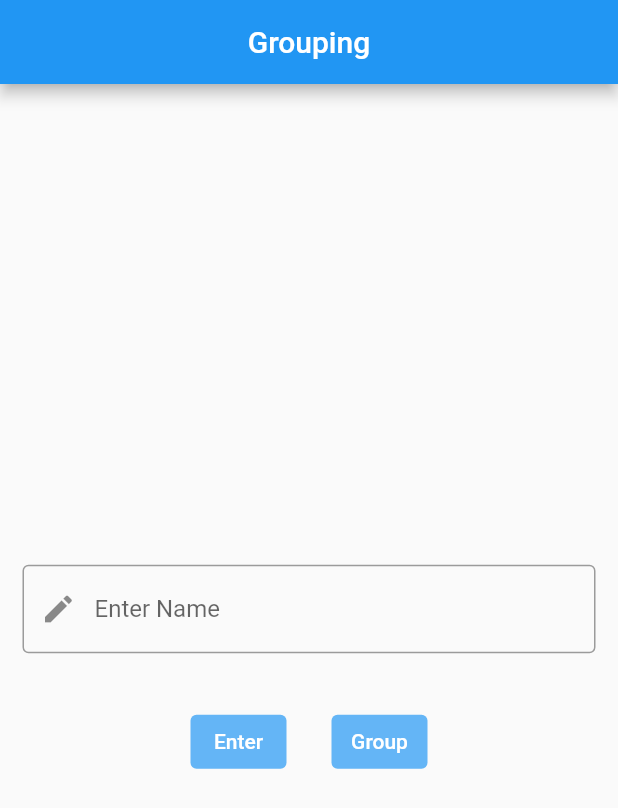
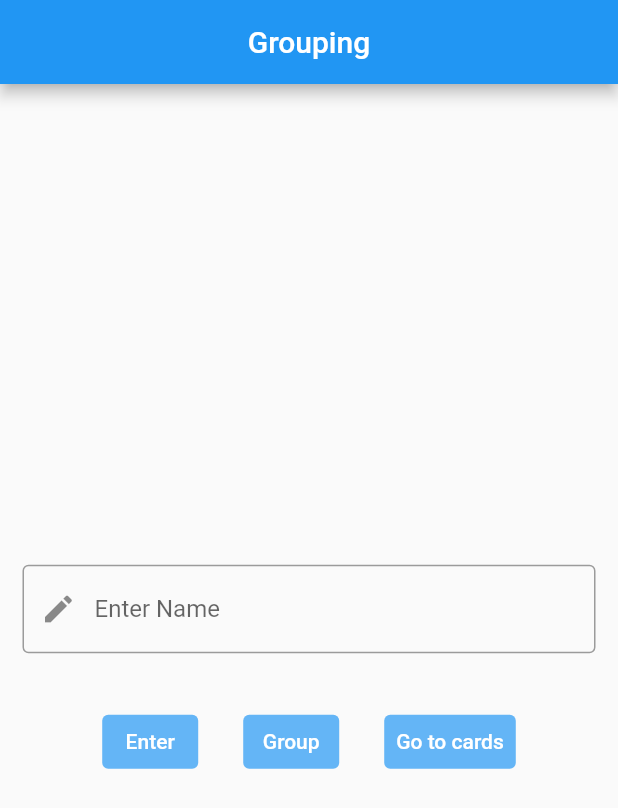
Before and after one commit to amal-prasad99/group_names, a Flutter app: the screen it shows after launch, after a tap on "Group", on a phone screen of 412 x 824 dp. Shown: the top 808 px of the screen. Run offline on Flutter 3.47's test engine with Material 2 defaults, Android fonts, the light colour scheme and no system bars.

Commit message:
cards added

```diff
--- a/lib/input_name.dart
+++ b/lib/input_name.dart
@@ -1,4 +1,5 @@
 import 'package:flutter/material.dart';
+import 'package:group_names/cards.dart';
 
 class NameInputPage extends StatefulWidget {
   const NameInputPage({super.key});
@@ -11,6 +12,8 @@ class _NameInputPageState extends State<NameInputPage> {
   TextEditingController _inputName = TextEditingController();
 
   List<String> namesList = [];
+  List<List<String>> dividedLists = [];
+  int batchSize = 5;
 
   void enterToList(String name) {
     if (!namesList.contains(name)) {
@@ -22,6 +25,24 @@ class _NameInputPageState extends State<NameInputPage> {
 
   void groupNames() {
     namesList.shuffle();
+  }
+
+  void makeFiveGroups() {
+    for (int i = 0; i < namesList.length; i += batchSize) {
+      int end =
+          (i + batchSize < namesList.length) ? i + batchSize : namesList.length;
+      List<String> sublist = namesList.sublist(i, end);
+      dividedLists.add(List<String>.from(sublist));
+    }
+    for (int i = 0; i < dividedLists.length; i++) {
+      print("List ${i + 1}: ${dividedLists[i]}");
+    }
+  }
+
+  void printSublist(int index) {
+    if (dividedLists.length > index) {
+      print("Second element from dividedLists: ${dividedLists[index]}");
+    }
   }
 
   void _showTextPopup(String name) {
@@ -90,7 +111,7 @@ class _NameInputPageState extends State<NameInputPage> {
                   },
                   child: const Text('Enter'),
                 ),
-                SizedBox(
+                const SizedBox(
                   width: 30,
                 ),
                 TextButton(
@@ -99,10 +120,28 @@ class _NameInputPageState extends State<NameInputPage> {
                     foregroundColor: Colors.white,
                   ),
                   onPressed: () {
-                    groupNames();
-                    print(namesList);
+                    // groupNames();
+                    makeFiveGroups();
                   },
                   child: const Text('Group'),
+                ),
+                const SizedBox(
+                  width: 30,
+                ),
+                TextButton(
+                  style: TextButton.styleFrom(
+                    backgroundColor: Colors.blue.shade300,
+                    foregroundColor: Colors.white,
+                  ),
+                  onPressed: () {
+                    Navigator.push(
+                      context,
+                      MaterialPageRoute(
+                          builder: (context) =>
+                              Cards(dividedLists: dividedLists)),
+                    );
+                  },
+                  child: const Text('Go to cards'),
                 )
               ],
             ),
```
Also changed, not shown: lib/cards.dart (added, +95 -0 lines).
